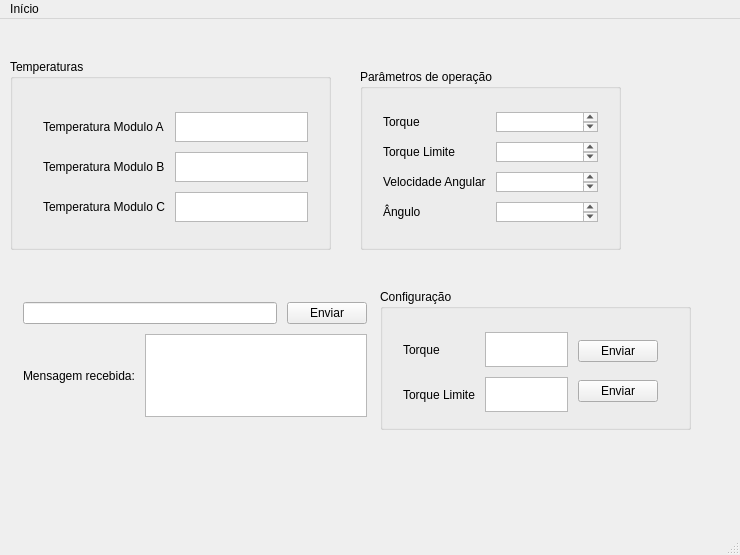
Before: the Qt Designer form UDPTeste3Server/mainwindow.ui in madfelps/FAN, drawn with Qt 5.
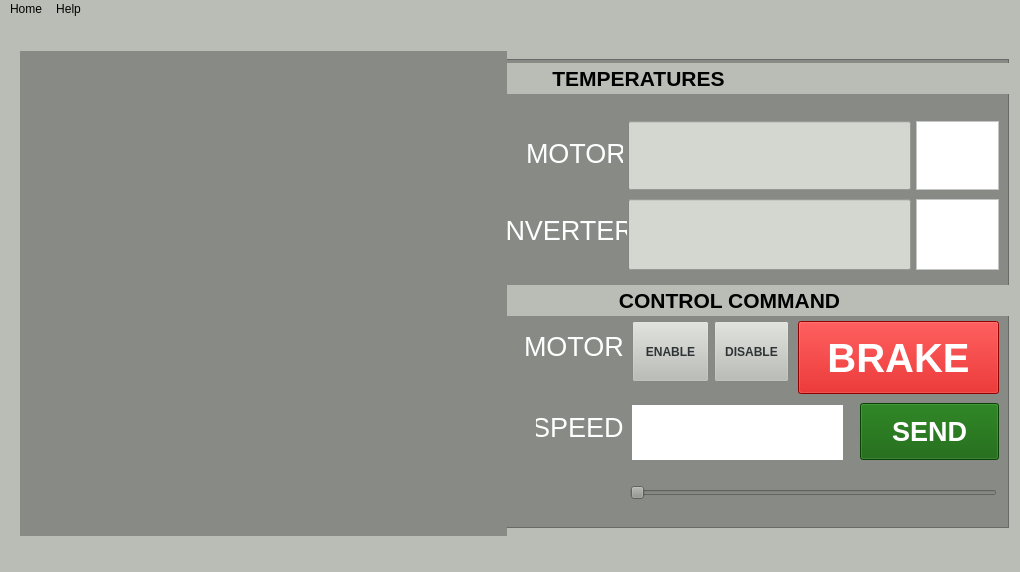
After: the same form once the commit is applied. Custom widgets are drawn as their Qt base class.

Commit message: Interface com velocímetro e comando de velocidade

```diff
--- a/UDPTeste3Server/mainwindow.ui
+++ b/UDPTeste3Server/mainwindow.ui
@@ -6,321 +6,527 @@
    <rect>
     <x>0</x>
     <y>0</y>
-    <width>740</width>
-    <height>555</height>
+    <width>1020</width>
+    <height>572</height>
    </rect>
   </property>
+  <property name="sizePolicy">
+   <sizepolicy hsizetype="Preferred" vsizetype="Preferred">
+    <horstretch>0</horstretch>
+    <verstretch>0</verstretch>
+   </sizepolicy>
+  </property>
+  <property name="minimumSize">
+   <size>
+    <width>904</width>
+    <height>0</height>
+   </size>
+  </property>
   <property name="windowTitle">
    <string>MainWindow</string>
   </property>
+  <property name="styleSheet">
+   <string notr="true">background-color: rgb(186, 189, 182);</string>
+  </property>
   <widget class="QWidget" name="centralwidget">
-   <widget class="QGroupBox" name="groupBoxTemperature">
-    <property name="enabled">
-     <bool>true</bool>
+   <widget class="QMeter" name="meterWidget" native="true">
+    <property name="geometry">
+     <rect>
+      <x>20</x>
+      <y>32</y>
+      <width>487</width>
+      <height>485</height>
+     </rect>
     </property>
+    <property name="styleSheet">
+     <string notr="true">background-color: rgb(136, 138, 133);</string>
+    </property>
+   </widget>
+   <widget class="QFrame" name="frame">
     <property name="geometry">
      <rect>
-      <x>10</x>
+      <x>242</x>
       <y>40</y>
-      <width>321</width>
-      <height>191</height>
+      <width>767</width>
+      <height>469</height>
      </rect>
     </property>
-    <property name="sizePolicy">
-     <sizepolicy hsizetype="Fixed" vsizetype="Fixed">
-      <horstretch>0</horstretch>
-      <verstretch>0</verstretch>
-     </sizepolicy>
+    <property name="styleSheet">
+     <string notr="true">background-color: rgb(136, 138, 133);</string>
     </property>
-    <property name="title">
-     <string>Temperaturas</string>
+    <property name="frameShape">
+     <enum>QFrame::StyledPanel</enum>
     </property>
-    <widget class="QWidget" name="layoutWidget">
+    <property name="frameShadow">
+     <enum>QFrame::Raised</enum>
+    </property>
+    <widget class="QLabel" name="label_12">
      <property name="geometry">
       <rect>
-       <x>20</x>
-       <y>40</y>
-       <width>291</width>
-       <height>136</height>
+       <x>206</x>
+       <y>226</y>
+       <width>563</width>
+       <height>31</height>
       </rect>
      </property>
-     <layout class="QHBoxLayout" name="horizontalLayout_3">
-      <property name="sizeConstraint">
-       <enum>QLayout::SetNoConstraint</enum>
-      </property>
-      <item>
-       <layout class="QVBoxLayout" name="verticalLayout_3">
-        <item>
-         <widget class="QLabel" name="label_3">
-          <property name="text">
-           <string>Temperatura Modulo A</string>
-          </property>
-         </widget>
-        </item>
-        <item>
-         <widget class="QLabel" name="label_4">
-          <property name="text">
-           <string>Temperatura Modulo B</string>
-          </property>
-         </widget>
-        </item>
-        <item>
-         <widget class="QLabel" name="label_5">
-          <property name="text">
-           <string>Temperatura Modulo C</string>
-          </property>
-         </widget>
-        </item>
-       </layout>
-      </item>
-      <item>
-       <layout class="QVBoxLayout" name="verticalLayout_2">
-        <item alignment="Qt::AlignVCenter">
-         <widget class="QTextBrowser" name="textTempModuleA">
-          <property name="layoutDirection">
-           <enum>Qt::LeftToRight</enum>
-          </property>
-         </widget>
-        </item>
-        <item alignment="Qt::AlignVCenter">
-         <widget class="QTextBrowser" name="textTempModuleB"/>
-        </item>
-        <item alignment="Qt::AlignVCenter">
-         <widget class="QTextBrowser" name="textTempModuleC"/>
-        </item>
-       </layout>
-      </item>
-     </layout>
+     <property name="font">
+      <font>
+       <pointsize>16</pointsize>
+       <weight>75</weight>
+       <bold>true</bold>
+      </font>
+     </property>
+     <property name="styleSheet">
+      <string notr="true">color: rgb(0, 0, 0);
+background-color: rgb(186, 189, 182);</string>
+     </property>
+     <property name="text">
+      <string>CONTROL COMMAND</string>
+     </property>
+     <property name="alignment">
+      <set>Qt::AlignCenter</set>
+     </property>
     </widget>
-   </widget>
-   <widget class="QGroupBox" name="groupBoxOperation">
-    <property name="geometry">
-     <rect>
-      <x>360</x>
-      <y>50</y>
-      <width>261</width>
-      <height>181</height>
-     </rect>
-    </property>
-    <property name="title">
-     <string>Parâmetros de operação</string>
-    </property>
-    <widget class="QWidget" name="layoutWidget">
+    <widget class="QPushButton" name="sendButton">
      <property name="geometry">
       <rect>
-       <x>10</x>
-       <y>30</y>
-       <width>241</width>
-       <height>136</height>
+       <x>618</x>
+       <y>344</y>
+       <width>139</width>
+       <height>57</height>
       </rect>
      </property>
-     <layout class="QHBoxLayout" name="horizontalLayout">
-      <item>
-       <layout class="QVBoxLayout" name="verticalLayout">
-        <item>
-         <widget class="QLabel" name="label_7">
-          <property name="text">
-           <string>Torque</string>
-          </property>
-         </widget>
-        </item>
-        <item>
-         <widget class="QLabel" name="label_8">
-          <property name="text">
-           <string>Torque Limite</string>
-          </property>
-         </widget>
-        </item>
-        <item>
-         <widget class="QLabel" name="label_6">
-          <property name="text">
-           <string>Velocidade Angular</string>
-          </property>
-         </widget>
-        </item>
-        <item>
-         <widget class="QLabel" name="label_2">
-          <property name="text">
-           <string>Ângulo</string>
-          </property>
-         </widget>
-        </item>
-       </layout>
-      </item>
-      <item>
-       <layout class="QVBoxLayout" name="verticalLayout_4">
-        <item>
-         <widget class="QTextBrowser" name="textTorque">
-          <property name="enabled">
-           <bool>true</bool>
-          </property>
-          <property name="readOnly">
-           <bool>false</bool>
-          </property>
-         </widget>
-        </item>
-        <item>
-         <widget class="QTextBrowser" name="textLimitTorque">
-          <property name="font">
-           <font>
-            <family>Ubuntu</family>
-           </font>
-          </property>
-          <property name="readOnly">
-           <bool>false</bool>
-          </property>
-         </widget>
-        </item>
-        <item>
-         <widget class="QTextBrowser" name="textSpeed"/>
-        </item>
-        <item>
-         <widget class="QTextBrowser" name="textAngle"/>
-        </item>
-       </layout>
-      </item>
-     </layout>
+     <property name="font">
+      <font>
+       <pointsize>20</pointsize>
+       <weight>75</weight>
+       <bold>true</bold>
+      </font>
+     </property>
+     <property name="styleSheet">
+      <string notr="true">color: qlineargradient(spread:pad, x1:0, y1:0, x2:1, y2:0, stop:0 rgba(0, 0, 0, 255), stop:1 rgba(255, 255, 255, 255));
+
+background-color: rgb(13, 94, 4);</string>
+     </property>
+     <property name="text">
+      <string>SEND</string>
+     </property>
+     <property name="iconSize">
+      <size>
+       <width>16</width>
+       <height>16</height>
+      </size>
+     </property>
     </widget>
-   </widget>
-   <widget class="QWidget" name="layoutWidget">
-    <property name="geometry">
-     <rect>
-      <x>10</x>
-      <y>270</y>
-      <width>370</width>
-      <height>141</height>
-     </rect>
-    </property>
-    <layout class="QVBoxLayout" name="verticalLayout_5">
-     <item>
-      <layout class="QHBoxLayout" name="horizontalLayout_2">
-       <item>
-        <widget class="QLineEdit" name="message"/>
-       </item>
-       <item>
-        <widget class="QPushButton" name="sendButton">
-         <property name="text">
-          <string>Enviar</string>
-         </property>
-        </widget>
-       </item>
-      </layout>
-     </item>
-     <item>
-      <layout class="QHBoxLayout" name="horizontalLayout_4">
-       <item>
-        <widget class="QLabel" name="label">
-         <property name="text">
-          <string>Mensagem recebida:</string>
-         </property>
-        </widget>
-       </item>
-       <item>
-        <widget class="QTextBrowser" name="messageReceived"/>
-       </item>
-      </layout>
-     </item>
-    </layout>
-   </widget>
-   <widget class="QGroupBox" name="groupBox">
-    <property name="geometry">
-     <rect>
-      <x>380</x>
-      <y>270</y>
-      <width>311</width>
-      <height>141</height>
-     </rect>
-    </property>
-    <property name="title">
-     <string>Configuração</string>
-    </property>
-    <widget class="QWidget" name="layoutWidget">
+    <widget class="QLabel" name="label_6">
      <property name="geometry">
       <rect>
-       <x>10</x>
-       <y>30</y>
-       <width>281</width>
-       <height>106</height>
+       <x>294</x>
+       <y>346</y>
+       <width>91</width>
+       <height>45</height>
       </rect>
      </property>
-     <layout class="QHBoxLayout" name="horizontalLayout_5">
-      <item>
-       <layout class="QVBoxLayout" name="verticalLayout_6">
-        <item>
-         <widget class="QLabel" name="label_9">
-          <property name="text">
-           <string>Torque</string>
-          </property>
-         </widget>
-        </item>
-        <item>
-         <widget class="QLabel" name="label_10">
-          <property name="text">
-           <string>Torque Limite</string>
-          </property>
-         </widget>
-        </item>
-       </layout>
-      </item>
-      <item>
-       <layout class="QVBoxLayout" name="verticalLayout_8">
-        <item>
-         <widget class="QTextBrowser" name="textTorqueSend">
-          <property name="readOnly">
-           <bool>false</bool>
-          </property>
-         </widget>
-        </item>
-        <item>
-         <widget class="QTextBrowser" name="textTorqueLimit">
-          <property name="readOnly">
-           <bool>false</bool>
-          </property>
-         </widget>
-        </item>
-       </layout>
-      </item>
-      <item>
-       <layout class="QVBoxLayout" name="verticalLayout_7">
-        <item>
-         <widget class="QPushButton" name="ButtonSendTorque">
-          <property name="text">
-           <string>Enviar</string>
-          </property>
-         </widget>
-        </item>
-        <item>
-         <widget class="QPushButton" name="ButtonSendTorqueLimite">
-          <property name="text">
-           <string>Enviar</string>
-          </property>
-         </widget>
-        </item>
-       </layout>
-      </item>
-     </layout>
+     <property name="font">
+      <font>
+       <pointsize>20</pointsize>
+      </font>
+     </property>
+     <property name="styleSheet">
+      <string notr="true">color: rgb(255, 255, 255);
+</string>
+     </property>
+     <property name="text">
+      <string>SPEED </string>
+     </property>
+     <property name="alignment">
+      <set>Qt::AlignCenter</set>
+     </property>
     </widget>
+    <widget class="QSlider" name="setSpeedSlider">
+     <property name="geometry">
+      <rect>
+       <x>388</x>
+       <y>410</y>
+       <width>367</width>
+       <height>47</height>
+      </rect>
+     </property>
+     <property name="sizePolicy">
+      <sizepolicy hsizetype="Expanding" vsizetype="Preferred">
+       <horstretch>0</horstretch>
+       <verstretch>0</verstretch>
+      </sizepolicy>
+     </property>
+     <property name="font">
+      <font>
+       <pointsize>20</pointsize>
+      </font>
+     </property>
+     <property name="cursor">
+      <cursorShape>ArrowCursor</cursorShape>
+     </property>
+     <property name="mouseTracking">
+      <bool>false</bool>
+     </property>
+     <property name="tabletTracking">
+      <bool>false</bool>
+     </property>
+     <property name="focusPolicy">
+      <enum>Qt::StrongFocus</enum>
+     </property>
+     <property name="maximum">
+      <number>5000</number>
+     </property>
+     <property name="singleStep">
+      <number>100</number>
+     </property>
+     <property name="pageStep">
+      <number>100</number>
+     </property>
+     <property name="tracking">
+      <bool>true</bool>
+     </property>
+     <property name="orientation">
+      <enum>Qt::Horizontal</enum>
+     </property>
+     <property name="tickPosition">
+      <enum>QSlider::NoTicks</enum>
+     </property>
+     <property name="tickInterval">
+      <number>100</number>
+     </property>
+    </widget>
+    <widget class="QProgressBar" name="motorTermometer">
+     <property name="geometry">
+      <rect>
+       <x>386</x>
+       <y>62</y>
+       <width>283</width>
+       <height>69</height>
+      </rect>
+     </property>
+     <property name="sizePolicy">
+      <sizepolicy hsizetype="Fixed" vsizetype="Fixed">
+       <horstretch>0</horstretch>
+       <verstretch>0</verstretch>
+      </sizepolicy>
+     </property>
+     <property name="layoutDirection">
+      <enum>Qt::LeftToRight</enum>
+     </property>
+     <property name="styleSheet">
+      <string notr="true">background-color: rgb(211, 215, 207);</string>
+     </property>
+     <property name="maximum">
+      <number>100</number>
+     </property>
+     <property name="value">
+      <number>0</number>
+     </property>
+     <property name="alignment">
+      <set>Qt::AlignBottom|Qt::AlignLeading|Qt::AlignLeft</set>
+     </property>
+     <property name="textVisible">
+      <bool>false</bool>
+     </property>
+     <property name="orientation">
+      <enum>Qt::Horizontal</enum>
+     </property>
+     <property name="invertedAppearance">
+      <bool>false</bool>
+     </property>
+     <property name="textDirection">
+      <enum>QProgressBar::TopToBottom</enum>
+     </property>
+    </widget>
+    <widget class="QProgressBar" name="inverterTermometer">
+     <property name="geometry">
+      <rect>
+       <x>386</x>
+       <y>140</y>
+       <width>283</width>
+       <height>71</height>
+      </rect>
+     </property>
+     <property name="styleSheet">
+      <string notr="true">background-color: rgb(211, 215, 207);</string>
+     </property>
+     <property name="maximum">
+      <number>100</number>
+     </property>
+     <property name="value">
+      <number>0</number>
+     </property>
+     <property name="textVisible">
+      <bool>false</bool>
+     </property>
+     <property name="orientation">
+      <enum>Qt::Horizontal</enum>
+     </property>
+    </widget>
+    <widget class="QTextBrowser" name="textTempInverter">
+     <property name="geometry">
+      <rect>
+       <x>674</x>
+       <y>140</y>
+       <width>83</width>
+       <height>71</height>
+      </rect>
+     </property>
+     <property name="styleSheet">
+      <string notr="true">background-color: rgb(255, 255, 255);</string>
+     </property>
+    </widget>
+    <widget class="QTextBrowser" name="textTempMotor">
+     <property name="geometry">
+      <rect>
+       <x>674</x>
+       <y>62</y>
+       <width>83</width>
+       <height>69</height>
+      </rect>
+     </property>
+     <property name="styleSheet">
+      <string notr="true">background-color: rgb(255, 255, 255);</string>
+     </property>
+    </widget>
+    <widget class="QLabel" name="label_9">
+     <property name="geometry">
+      <rect>
+       <x>256</x>
+       <y>134</y>
+       <width>129</width>
+       <height>75</height>
+      </rect>
+     </property>
+     <property name="font">
+      <font>
+       <pointsize>20</pointsize>
+      </font>
+     </property>
+     <property name="styleSheet">
+      <string notr="true">color: rgb(255, 255, 255);</string>
+     </property>
+     <property name="text">
+      <string>INVERTER</string>
+     </property>
+    </widget>
+    <widget class="QLabel" name="label_10">
+     <property name="geometry">
+      <rect>
+       <x>284</x>
+       <y>64</y>
+       <width>97</width>
+       <height>61</height>
+      </rect>
+     </property>
+     <property name="font">
+      <font>
+       <pointsize>20</pointsize>
+      </font>
+     </property>
+     <property name="styleSheet">
+      <string notr="true">color: rgb(255, 255, 255);</string>
+     </property>
+     <property name="text">
+      <string>MOTOR</string>
+     </property>
+    </widget>
+    <widget class="QLabel" name="label">
+     <property name="geometry">
+      <rect>
+       <x>282</x>
+       <y>262</y>
+       <width>99</width>
+       <height>51</height>
+      </rect>
+     </property>
+     <property name="font">
+      <font>
+       <pointsize>20</pointsize>
+      </font>
+     </property>
+     <property name="styleSheet">
+      <string notr="true">color: rgb(255, 255, 255);</string>
+     </property>
+     <property name="text">
+      <string>MOTOR</string>
+     </property>
+    </widget>
+    <widget class="QPushButton" name="pushButton_3">
+     <property name="geometry">
+      <rect>
+       <x>390</x>
+       <y>262</y>
+       <width>77</width>
+       <height>61</height>
+      </rect>
+     </property>
+     <property name="font">
+      <font>
+       <weight>75</weight>
+       <bold>true</bold>
+      </font>
+     </property>
+     <property name="styleSheet">
+      <string notr="true">color: rgb(255, 255, 255);
+color: rgb(46, 52, 54);
+background-color: rgb(186, 189, 182);</string>
+     </property>
+     <property name="text">
+      <string>ENABLE</string>
+     </property>
+    </widget>
+    <widget class="QPushButton" name="pushButton_4">
+     <property name="geometry">
+      <rect>
+       <x>472</x>
+       <y>262</y>
+       <width>75</width>
+       <height>61</height>
+      </rect>
+     </property>
+     <property name="font">
+      <font>
+       <weight>75</weight>
+       <bold>true</bold>
+      </font>
+     </property>
+     <property name="styleSheet">
+      <string notr="true">color: rgb(255, 255, 255);
+color: rgb(46, 52, 54);
+background-color: rgb(186, 189, 182);</string>
+     </property>
+     <property name="text">
+      <string>DISABLE</string>
+     </property>
+    </widget>
+    <widget class="QPushButton" name="pushButton_5">
+     <property name="geometry">
+      <rect>
+       <x>556</x>
+       <y>262</y>
+       <width>201</width>
+       <height>73</height>
+      </rect>
+     </property>
+     <property name="font">
+      <font>
+       <pointsize>30</pointsize>
+       <weight>75</weight>
+       <bold>true</bold>
+      </font>
+     </property>
+     <property name="styleSheet">
+      <string notr="true">color: rgb(255, 255, 255);
+background-color: rgb(204, 0, 0);</string>
+     </property>
+     <property name="text">
+      <string>BRAKE</string>
+     </property>
+    </widget>
+    <widget class="QLabel" name="speed_label">
+     <property name="geometry">
+      <rect>
+       <x>390</x>
+       <y>346</y>
+       <width>211</width>
+       <height>55</height>
+      </rect>
+     </property>
+     <property name="font">
+      <font>
+       <pointsize>25</pointsize>
+      </font>
+     </property>
+     <property name="layoutDirection">
+      <enum>Qt::LeftToRight</enum>
+     </property>
+     <property name="styleSheet">
+      <string notr="true">background-color: rgb(255, 255, 255);
+border-color: rgb(0, 0, 0);</string>
+     </property>
+     <property name="text">
+      <string/>
+     </property>
+     <property name="alignment">
+      <set>Qt::AlignCenter</set>
+     </property>
+    </widget>
+    <widget class="QLabel" name="label_13">
+     <property name="geometry">
+      <rect>
+       <x>26</x>
+       <y>4</y>
+       <width>741</width>
+       <height>31</height>
+      </rect>
+     </property>
+     <property name="font">
+      <font>
+       <pointsize>16</pointsize>
+       <weight>75</weight>
+       <bold>true</bold>
+      </font>
+     </property>
+     <property name="styleSheet">
+      <string notr="true">color: rgb(0, 0, 0);
+background-color: rgb(186, 189, 182);</string>
+     </property>
+     <property name="text">
+      <string>TEMPERATURES</string>
+     </property>
+     <property name="alignment">
+      <set>Qt::AlignCenter</set>
+     </property>
+    </widget>
    </widget>
+   <zorder>frame</zorder>
+   <zorder>meterWidget</zorder>
   </widget>
   <widget class="QMenuBar" name="menubar">
    <property name="geometry">
     <rect>
      <x>0</x>
      <y>0</y>
-     <width>740</width>
+     <width>1020</width>
      <height>22</height>
     </rect>
    </property>
    <widget class="QMenu" name="menuIn_cio">
     <property name="title">
-     <string>Início</string>
+     <string>Home</string>
     </property>
    </widget>
+   <widget class="QMenu" name="menuSobre">
+    <property name="title">
+     <string>Help</string>
+    </property>
+    <addaction name="actionSobre"/>
+   </widget>
    <addaction name="menuIn_cio"/>
+   <addaction name="menuSobre"/>
   </widget>
   <widget class="QStatusBar" name="statusbar"/>
+  <action name="actionSobre">
+   <property name="checkable">
+    <bool>false</bool>
+   </property>
+   <property name="text">
+    <string>Sobre</string>
+   </property>
+  </action>
  </widget>
- <layoutdefault spacing="10" margin="13"/>
+ <layoutdefault spacing="9" margin="13"/>
+ <customwidgets>
+  <customwidget>
+   <class>QMeter</class>
+   <extends>QWidget</extends>
+   <header location="global">qmeter.h</header>
+   <container>1</container>
+  </customwidget>
+ </customwidgets>
  <resources/>
  <connections/>
  <designerdata>
```
Left out of the diff: 4 changed lines with no effect on the pictures. The commit also changes 20 other files.
